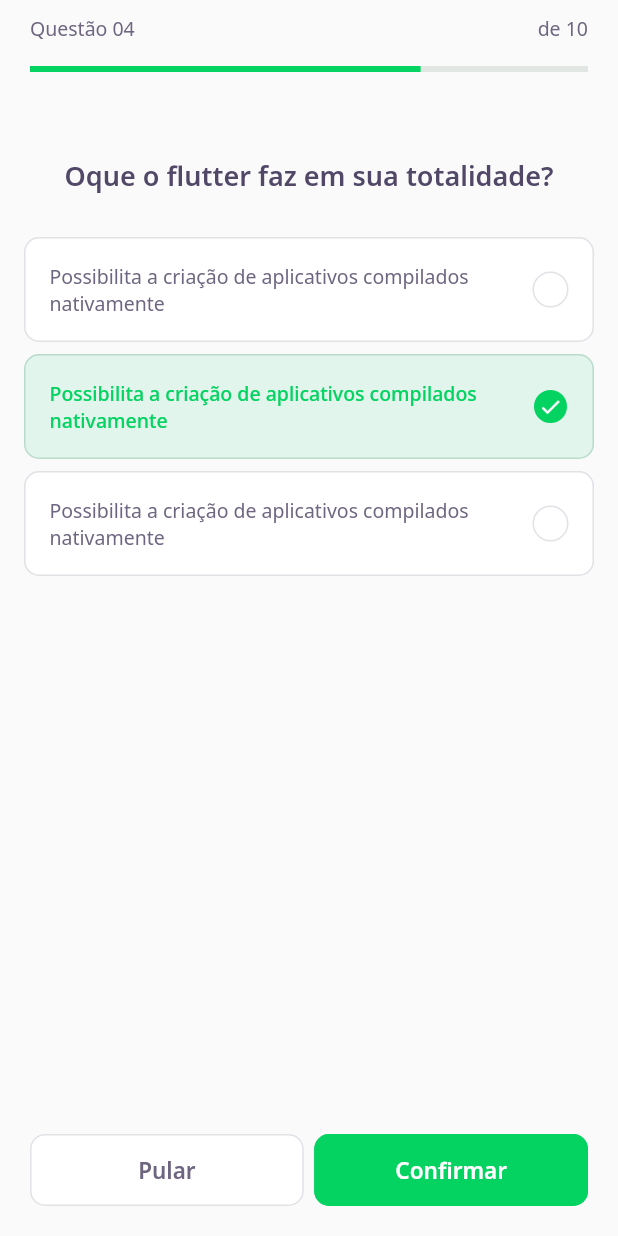
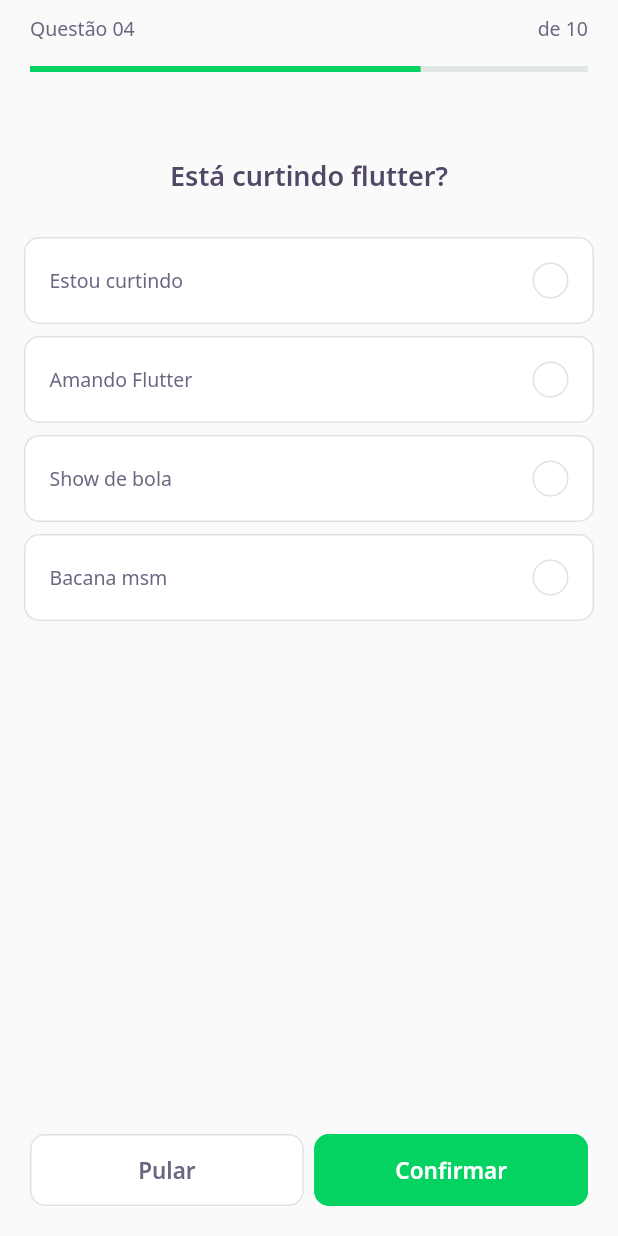
Before and after one commit to Lissone/devquiz, a Flutter app: the screen it shows after launch, after a tap on "NLW 5 Flutter", on a phone screen of 412 x 824 dp. Run offline on Flutter 3.47's test engine with Material 2 defaults, Android fonts, the phone set to English and light mode, and no system bars; our stand-ins replace google_fonts; accounts and stored records are empty; network calls fail.

```diff
--- a/lib/challenge/challenge_page.dart
+++ b/lib/challenge/challenge_page.dart
@@ -1,9 +1,14 @@
 import 'package:DevQuiz/challenge/widgets/next_button/next_button_widget.dart';
 import 'package:DevQuiz/challenge/widgets/question_indicator/question_indicator_widget.dart';
 import 'package:DevQuiz/challenge/widgets/quiz/quiz_widget.dart';
+import 'package:DevQuiz/shared/models/question_model.dart';
 import 'package:flutter/material.dart';
 
 class ChallengePage extends StatefulWidget {
+  final List<QuestionModel> questions;
+
+  const ChallengePage({Key? key, required this.questions}) : super(key: key);
+
   @override
   _ChallengePageState createState() => _ChallengePageState();
 }
@@ -16,7 +21,9 @@ class _ChallengePageState extends State<ChallengePage> {
         preferredSize: Size.fromHeight(60),
         child: SafeArea(top: true, child: QuestionIndicatorWidget()),
       ),
-      body: QuizWidget(title: "Oque o flutter faz em sua totalidade?"),
+      body: QuizWidget(
+        question: widget.questions[0],
+      ),
       bottomNavigationBar: SafeArea(
         bottom: true,
         child: Padding(
--- a/lib/challenge/widgets/quiz/quiz_widget.dart
+++ b/lib/challenge/widgets/quiz/quiz_widget.dart
@@ -1,11 +1,12 @@
 import 'package:DevQuiz/challenge/widgets/awnser/awnser_widget.dart';
 import 'package:DevQuiz/core/app_text_styles.dart';
+import 'package:DevQuiz/shared/models/question_model.dart';
 import 'package:flutter/material.dart';
 
 class QuizWidget extends StatelessWidget {
-  final String title;
+  final QuestionModel question;
 
-  const QuizWidget({Key? key, required this.title}) : super(key: key);
+  const QuizWidget({Key? key, required this.question}) : super(key: key);
 
   @override
   Widget build(BuildContext context) {
@@ -17,23 +18,14 @@ class QuizWidget extends StatelessWidget {
             height: 30,
           ),
           Text(
-            title,
+            question.title,
             style: AppTextStyles.heading,
           ),
           SizedBox(
             height: 24,
           ),
-          AwnserWidget(
-              title:
-                  "Possibilita a criação de aplicativos compilados nativamente"),
-          AwnserWidget(
-              isRight: true,
-              isSelected: true,
-              title:
-                  "Possibilita a criação de aplicativos compilados nativamente"),
-          AwnserWidget(
-              title:
-                  "Possibilita a criação de aplicativos compilados nativamente"),
+          ...question.awnsers.map((e) => AwnserWidget(isRight: e.isRight,
+          title: e.title)).toList()
         ],
       ),
     );
--- a/lib/home/home_page.dart
+++ b/lib/home/home_page.dart
@@ -69,7 +69,9 @@ class _HomePageState extends State<HomePage> {
                             Navigator.push(
                                 context,
                                 MaterialPageRoute(
-                                    builder: (context) => ChallengePage()));
+                                    builder: (context) => ChallengePage(
+                                          questions: e.questions,
+                                        )));
                           },
                         ))
                     .toList(),
```
